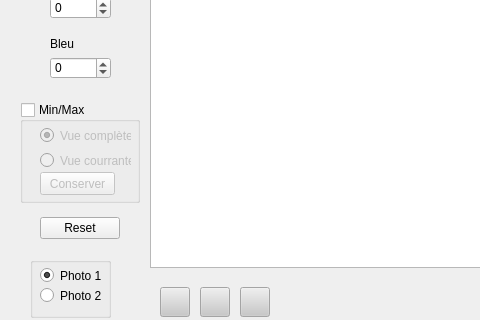
The window that ui-enhancement.ui (Direction-des-inventaires-forestiers/StereoPhoto) describes before a commit, drawn with Qt 5; both pictures show x 0 to 480 and y 333 to 653 of the 1070 by 750 pixel window.
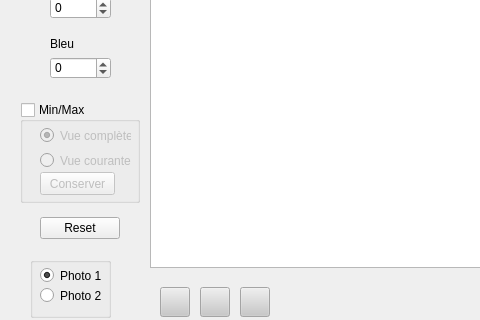
The same window after the commit. Icons and pictures are not drawn.

Patch:
```diff
--- a/ui-enhancement.ui
+++ b/ui-enhancement.ui
@@ -414,7 +414,7 @@
       </rect>
      </property>
      <property name="text">
-      <string>Vue courrante</string>
+      <string>Vue courante</string>
      </property>
     </widget>
     <widget class="QPushButton" name="currentStatusButton">
```
